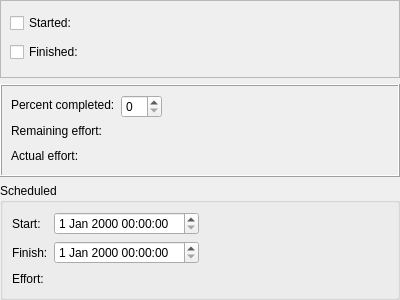
First picture: the form in kplato/kpttaskprogresspanelbase.ui, repository KDE/calligra, before the edit.
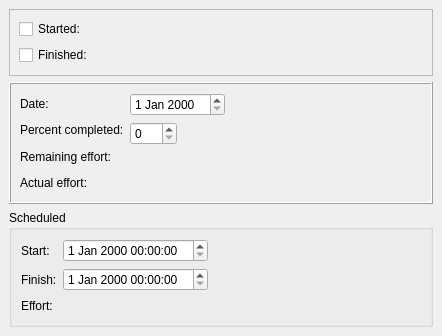
Second picture: the form after the edit. Custom widgets are drawn as their Qt base class.

```diff
--- a/kplato/kpttaskprogresspanelbase.ui
+++ b/kplato/kpttaskprogresspanelbase.ui
@@ -15,7 +15,7 @@
   </property>
   <layout class="QVBoxLayout" >
    <property name="margin" >
-    <number>0</number>
+    <number>9</number>
    </property>
    <property name="spacing" >
     <number>6</number>
@@ -111,6 +111,13 @@
         <property name="spacing" >
          <number>6</number>
         </property>
+        <item>
+         <widget class="QLabel" name="label" >
+          <property name="text" >
+           <string>Date:</string>
+          </property>
+         </widget>
+        </item>
         <item>
          <widget class="QLabel" name="textLabel1" >
           <property name="text" >
@@ -157,17 +164,41 @@
         <property name="spacing" >
          <number>6</number>
         </property>
-        <item row="0" column="0" >
-         <widget class="QSpinBox" name="percentFinished" />
+        <item row="1" column="0" >
+         <widget class="QSpinBox" name="percentFinished" >
+          <property name="maximum" >
+           <number>100</number>
+          </property>
+         </widget>
         </item>
-        <item row="0" column="1" >
+        <item row="3" column="0" colspan="3" >
+         <widget class="QWidget" native="1" name="actualEffortHolder" >
+          <property name="minimumSize" >
+           <size>
+            <width>250</width>
+            <height>18</height>
+           </size>
+          </property>
+         </widget>
+        </item>
+        <item row="0" column="0" colspan="2" >
+         <widget class="QDateEdit" name="dateEdit" />
+        </item>
+        <item row="2" column="0" colspan="3" >
+         <widget class="QWidget" native="1" name="remainingEffortHolder" >
+          <property name="minimumSize" >
+           <size>
+            <width>250</width>
+            <height>18</height>
+           </size>
+          </property>
+         </widget>
+        </item>
+        <item row="0" column="2" >
          <spacer>
           <property name="orientation" >
            <enum>Qt::Horizontal</enum>
           </property>
-          <property name="sizeType" >
-           <enum>QSizePolicy::Expanding</enum>
-          </property>
           <property name="sizeHint" >
            <size>
             <width>151</width>
@@ -176,25 +207,21 @@
           </property>
          </spacer>
         </item>
-        <item row="1" column="0" colspan="2" >
-         <widget class="QWidget" native="1" name="remainingEffortHolder" >
-          <property name="minimumSize" >
-           <size>
-            <width>250</width>
-            <height>18</height>
-           </size>
+        <item row="1" column="1" colspan="2" >
+         <spacer>
+          <property name="orientation" >
+           <enum>Qt::Horizontal</enum>
           </property>
-         </widget>
-        </item>
-        <item row="2" column="0" colspan="2" >
-         <widget class="QWidget" native="1" name="actualEffortHolder" >
-          <property name="minimumSize" >
+          <property name="sizeType" >
+           <enum>QSizePolicy::Expanding</enum>
+          </property>
+          <property name="sizeHint" >
            <size>
-            <width>250</width>
-            <height>18</height>
+            <width>207</width>
+            <height>16</height>
            </size>
           </property>
-         </widget>
+         </spacer>
         </item>
        </layout>
       </item>
```
Left out of the diff: 5 changed lines with no effect on the pictures.
